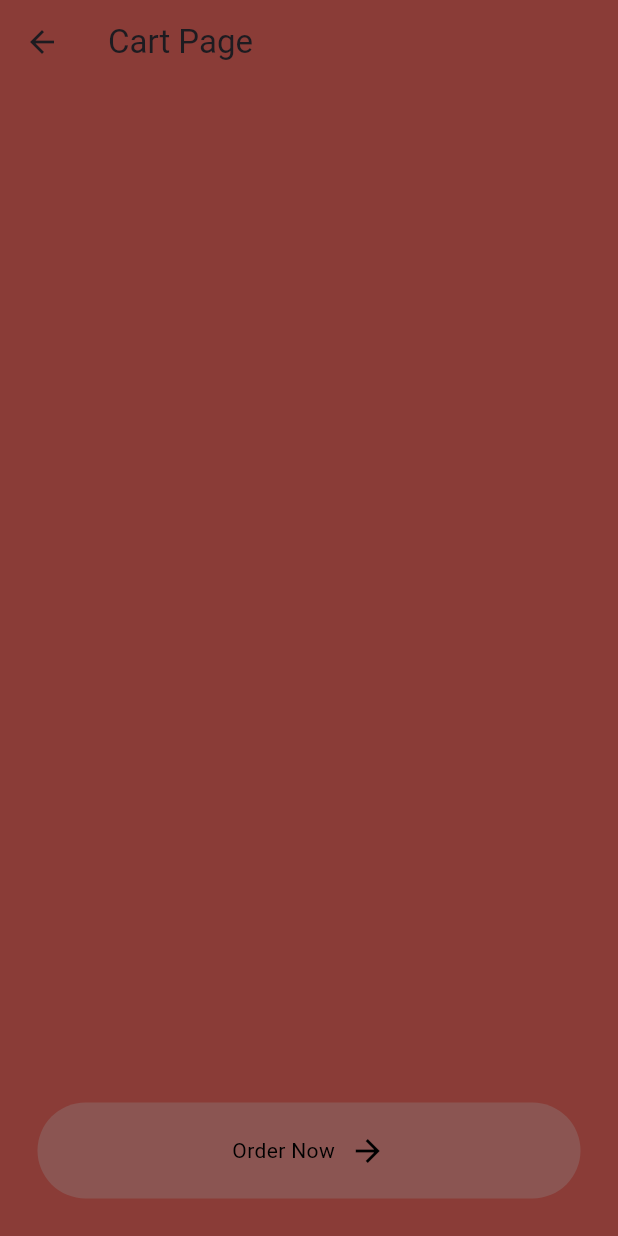
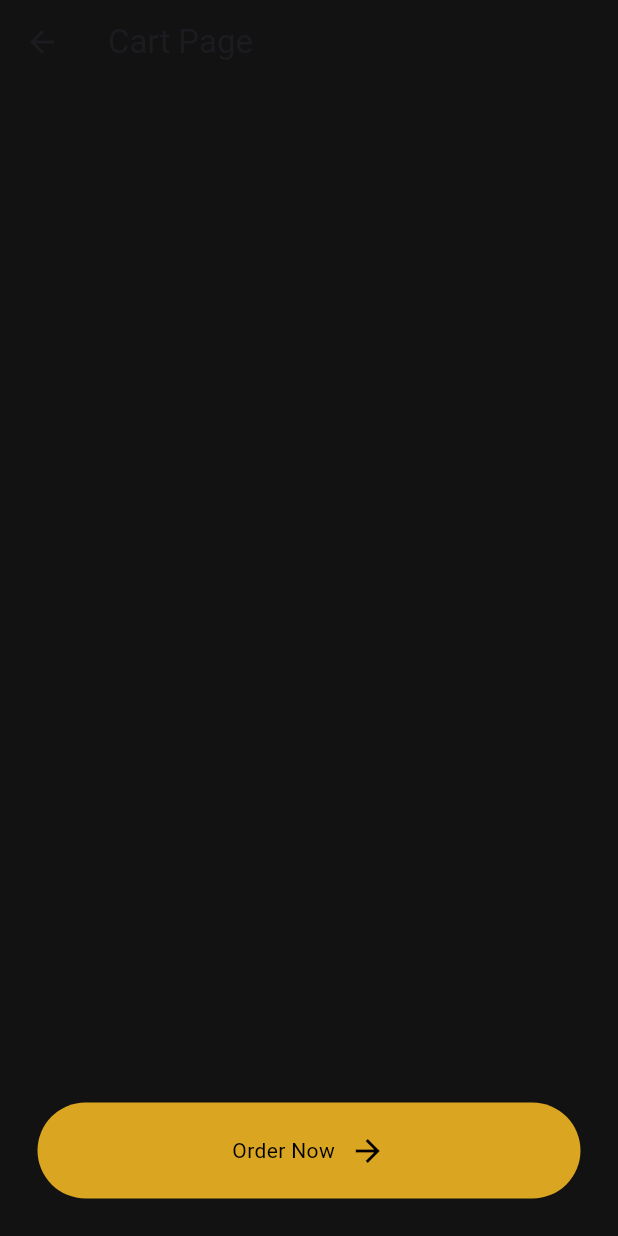
Before and after one commit to SamanthaOC-untar/uas-RESTAURANT, a Flutter app: the CartPage screen opened by its route, on a phone screen of 412 x 824 dp. Run offline on Flutter 3.47's test engine with Material 3 defaults, Android fonts, the light colour scheme and no system bars; our stand-ins replace google_fonts.

Commit message:
change color

```diff
--- a/lib/themes/colors.dart
+++ b/lib/themes/colors.dart
@@ -1,4 +1,4 @@
 import 'package:flutter/material.dart';
 
-var primaryColor = const Color.fromARGB(255, 138, 60, 55);
-var secondaryColor = const Color.fromARGB(189, 140, 94, 91);
+var primaryColor = const Color.fromARGB(255, 18, 18, 18);
+var secondaryColor = const Color.fromARGB(255, 218, 165, 32);
```
